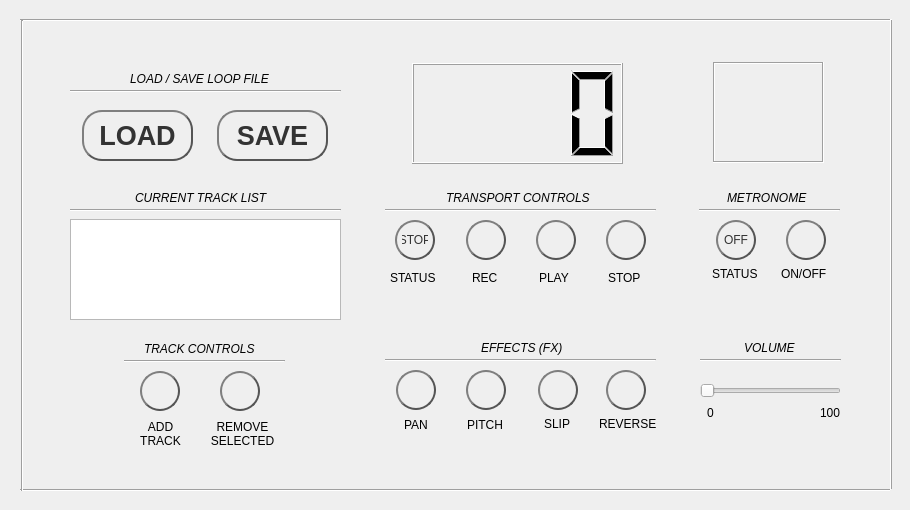
This is audnauseum/gui/looper.ui in AudNauseum/AudNauseum as Qt 5 draws it before an edit. The edited form follows.
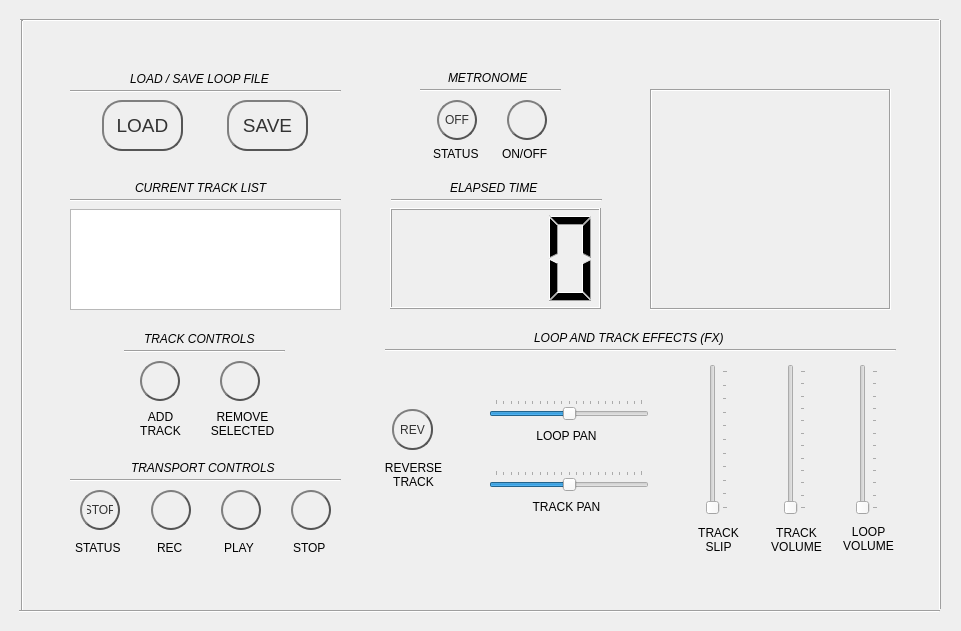
This is the edited form. Icons and pictures are not drawn.

Commit message: modified UI to have horizontal and vertical sliders to sound effects, added callbacks and stubs for all function calls to looper

The edit to the form file:
```diff
--- a/audnauseum/gui/looper.ui
+++ b/audnauseum/gui/looper.ui
@@ -6,8 +6,8 @@
    <rect>
     <x>0</x>
     <y>0</y>
-    <width>910</width>
-    <height>510</height>
+    <width>961</width>
+    <height>631</height>
    </rect>
   </property>
   <property name="windowTitle">
@@ -23,8 +23,8 @@
   <widget class="QLCDNumber" name="lcdNumber">
    <property name="geometry">
     <rect>
-     <x>412</x>
-     <y>63</y>
+     <x>390</x>
+     <y>208</y>
      <width>211</width>
      <height>101</height>
     </rect>
@@ -54,8 +54,8 @@
   <widget class="QPushButton" name="pushButton_record">
    <property name="geometry">
     <rect>
-     <x>466</x>
-     <y>220</y>
+     <x>151</x>
+     <y>490</y>
      <width>40</width>
      <height>40</height>
     </rect>
@@ -104,8 +104,8 @@
   <widget class="QPushButton" name="pushButton_play">
    <property name="geometry">
     <rect>
-     <x>536</x>
-     <y>220</y>
+     <x>221</x>
+     <y>490</y>
      <width>40</width>
      <height>40</height>
     </rect>
@@ -154,8 +154,8 @@
   <widget class="QPushButton" name="pushButton_stop">
    <property name="geometry">
     <rect>
-     <x>606</x>
-     <y>220</y>
+     <x>291</x>
+     <y>490</y>
      <width>40</width>
      <height>40</height>
     </rect>
@@ -204,8 +204,8 @@
   <widget class="QLabel" name="label_6">
    <property name="geometry">
     <rect>
-     <x>472</x>
-     <y>270</y>
+     <x>157</x>
+     <y>540</y>
      <width>31</width>
      <height>16</height>
     </rect>
@@ -217,8 +217,8 @@
   <widget class="QLabel" name="label_7">
    <property name="geometry">
     <rect>
-     <x>539</x>
-     <y>270</y>
+     <x>224</x>
+     <y>540</y>
      <width>31</width>
      <height>16</height>
     </rect>
@@ -230,8 +230,8 @@
   <widget class="QLabel" name="label_8">
    <property name="geometry">
     <rect>
-     <x>608</x>
-     <y>270</y>
+     <x>293</x>
+     <y>540</y>
      <width>41</width>
      <height>16</height>
     </rect>
@@ -244,7 +244,7 @@
    <property name="geometry">
     <rect>
      <x>140</x>
-     <y>371</y>
+     <y>361</y>
      <width>40</width>
      <height>40</height>
     </rect>
@@ -294,7 +294,7 @@
    <property name="geometry">
     <rect>
      <x>130</x>
-     <y>418</y>
+     <y>408</y>
      <width>61</width>
      <height>31</height>
     </rect>
@@ -313,7 +313,7 @@
    <property name="geometry">
     <rect>
      <x>207</x>
-     <y>418</y>
+     <y>408</y>
      <width>71</width>
      <height>31</height>
     </rect>
@@ -332,7 +332,7 @@
    <property name="geometry">
     <rect>
      <x>220</x>
-     <y>371</y>
+     <y>361</y>
      <width>40</width>
      <height>40</height>
     </rect>
@@ -383,7 +383,7 @@
     <rect>
      <x>20</x>
      <y>10</y>
-     <width>871</width>
+     <width>921</width>
      <height>20</height>
     </rect>
    </property>
@@ -391,152 +391,13 @@
     <enum>Qt::Horizontal</enum>
    </property>
   </widget>
-  <widget class="QLabel" name="label_5">
-   <property name="geometry">
-    <rect>
-     <x>599</x>
-     <y>416</y>
-     <width>61</width>
-     <height>16</height>
-    </rect>
-   </property>
-   <property name="text">
-    <string>REVERSE</string>
-   </property>
-  </widget>
-  <widget class="QLabel" name="label_4">
-   <property name="geometry">
-    <rect>
-     <x>544</x>
-     <y>414</y>
-     <width>31</width>
-     <height>20</height>
-    </rect>
-   </property>
-   <property name="text">
-    <string>SLIP</string>
-   </property>
-  </widget>
-  <widget class="QLabel" name="label_3">
-   <property name="geometry">
-    <rect>
-     <x>467</x>
-     <y>414</y>
-     <width>41</width>
-     <height>21</height>
-    </rect>
-   </property>
-   <property name="text">
-    <string>PITCH</string>
-   </property>
-  </widget>
-  <widget class="QPushButton" name="pushButton_pitch">
-   <property name="geometry">
-    <rect>
-     <x>466</x>
-     <y>370</y>
-     <width>40</width>
-     <height>40</height>
-    </rect>
-   </property>
-   <property name="minimumSize">
-    <size>
-     <width>40</width>
-     <height>40</height>
-    </size>
-   </property>
-   <property name="styleSheet">
-    <string notr="true">QPushButton {
-    color: #333;
-    border: 2px solid #555;
-    border-radius: 20px;
-    border-style: outset;
-    background: qradialgradient(
-        cx: 0.3, cy: -0.4, fx: 0.3, fy: -0.4,
-        radius: 1.35, stop: 0 #fff, stop: 1 #111
-        );
-    padding: 5px;
-    }
-
-QPushButton:hover {
-    background: qradialgradient(
-        cx: 0.3, cy: -0.4, fx: 0.3, fy: -0.4,
-        radius: 1.35, stop: 0 #fff, stop: 1 #bbb
-        );
-    }
-
-QPushButton:pressed {
-    border-style: inset;
-    background: qradialgradient(
-        cx: 0.4, cy: -0.1, fx: 0.4, fy: -0.1,
-        radius: 1.35, stop: 0 #fff, stop: 1 #ddd
-        );
-    }</string>
-   </property>
-   <property name="text">
-    <string/>
-   </property>
-   <property name="checkable">
-    <bool>true</bool>
-   </property>
-  </widget>
-  <widget class="QPushButton" name="pushButton_slip">
-   <property name="geometry">
-    <rect>
-     <x>538</x>
-     <y>370</y>
-     <width>40</width>
-     <height>40</height>
-    </rect>
-   </property>
-   <property name="minimumSize">
-    <size>
-     <width>40</width>
-     <height>40</height>
-    </size>
-   </property>
-   <property name="styleSheet">
-    <string notr="true">QPushButton {
-    color: #333;
-    border: 2px solid #555;
-    border-radius: 20px;
-    border-style: outset;
-    background: qradialgradient(
-        cx: 0.3, cy: -0.4, fx: 0.3, fy: -0.4,
-        radius: 1.35, stop: 0 #fff, stop: 1 #111
-        );
-    padding: 5px;
-    }
-
-QPushButton:hover {
-    background: qradialgradient(
-        cx: 0.3, cy: -0.4, fx: 0.3, fy: -0.4,
-        radius: 1.35, stop: 0 #fff, stop: 1 #bbb
-        );
-    }
-
-QPushButton:pressed {
-    border-style: inset;
-    background: qradialgradient(
-        cx: 0.4, cy: -0.1, fx: 0.4, fy: -0.1,
-        radius: 1.35, stop: 0 #fff, stop: 1 #ddd
-        );
-    }</string>
-   </property>
-   <property name="text">
-    <string/>
-   </property>
-   <property name="checkable">
-    <bool>true</bool>
-   </property>
-  </widget>
   <widget class="QPushButton" name="pushButton_reverse">
    <property name="geometry">
     <rect>
-     <x>606</x>
-     <y>370</y>
-     <width>40</width>
-     <height>40</height>
+     <x>392</x>
+     <y>409</y>
+     <width>41</width>
+     <height>41</height>
     </rect>
    </property>
    <property name="minimumSize">
@@ -545,56 +406,12 @@
      <height>40</height>
     </size>
    </property>
-   <property name="styleSheet">
-    <string notr="true">QPushButton {
-    color: #333;
-    border: 2px solid #555;
-    border-radius: 20px;
-    border-style: outset;
-    background: qradialgradient(
-        cx: 0.3, cy: -0.4, fx: 0.3, fy: -0.4,
-        radius: 1.35, stop: 0 #fff, stop: 1 #111
-        );
-    padding: 5px;
-    }
-
-QPushButton:hover {
-    background: qradialgradient(
-        cx: 0.3, cy: -0.4, fx: 0.3, fy: -0.4,
-        radius: 1.35, stop: 0 #fff, stop: 1 #bbb
-        );
-    }
-
-QPushButton:pressed {
-    border-style: inset;
-    background: qradialgradient(
-        cx: 0.4, cy: -0.1, fx: 0.4, fy: -0.1,
-        radius: 1.35, stop: 0 #fff, stop: 1 #ddd
-        );
-    }</string>
+   <property name="font">
+    <font>
+     <weight>50</weight>
+     <bold>false</bold>
+    </font>
    </property>
-   <property name="text">
-    <string/>
-   </property>
-   <property name="checkable">
-    <bool>true</bool>
-   </property>
-  </widget>
-  <widget class="QPushButton" name="pushButton_pan_beats">
-   <property name="geometry">
-    <rect>
-     <x>396</x>
-     <y>370</y>
-     <width>40</width>
-     <height>40</height>
-    </rect>
-   </property>
-   <property name="minimumSize">
-    <size>
-     <width>40</width>
-     <height>40</height>
-    </size>
-   </property>
    <property name="styleSheet">
     <string notr="true">QPushButton {
     color: #333;
@@ -603,7 +420,7 @@
     border-style: outset;
     background: qradialgradient(
         cx: 0.3, cy: -0.4, fx: 0.3, fy: -0.4,
-        radius: 1.35, stop: 0 #fff, stop: 1 #111
+        radius: 1.35, stop: 0 #fff, stop: 1 #E41
         );
     padding: 5px;
     }
@@ -624,30 +441,17 @@
     }</string>
    </property>
    <property name="text">
-    <string/>
+    <string>REV</string>
    </property>
    <property name="checkable">
     <bool>true</bool>
    </property>
   </widget>
-  <widget class="QLabel" name="label_16">
-   <property name="geometry">
-    <rect>
-     <x>404</x>
-     <y>414</y>
-     <width>31</width>
-     <height>21</height>
-    </rect>
-   </property>
-   <property name="text">
-    <string>PAN</string>
-   </property>
-  </widget>
   <widget class="Line" name="line_2">
    <property name="geometry">
     <rect>
-     <x>385</x>
-     <y>200</y>
+     <x>70</x>
+     <y>470</y>
      <width>271</width>
      <height>20</height>
     </rect>
@@ -659,8 +463,8 @@
   <widget class="QLabel" name="label">
    <property name="geometry">
     <rect>
-     <x>446</x>
-     <y>190</y>
+     <x>131</x>
+     <y>460</y>
      <width>161</width>
      <height>16</height>
     </rect>
@@ -677,9 +481,9 @@
   <widget class="QLabel" name="label_2">
    <property name="geometry">
     <rect>
-     <x>481</x>
-     <y>340</y>
-     <width>91</width>
+     <x>534</x>
+     <y>330</y>
+     <width>201</width>
      <height>16</height>
     </rect>
    </property>
@@ -689,7 +493,7 @@
     </font>
    </property>
    <property name="text">
-    <string>EFFECTS (FX)</string>
+    <string>LOOP AND TRACK EFFECTS (FX)</string>
    </property>
   </widget>
   <widget class="QPushButton" name="pushButton_metro_indicator">
@@ -698,8 +502,8 @@
    </property>
    <property name="geometry">
     <rect>
-     <x>716</x>
-     <y>220</y>
+     <x>437</x>
+     <y>100</y>
      <width>40</width>
      <height>40</height>
     </rect>
@@ -750,8 +554,8 @@
   <widget class="QLabel" name="label_19">
    <property name="geometry">
     <rect>
-     <x>781</x>
-     <y>266</y>
+     <x>502</x>
+     <y>146</y>
      <width>51</width>
      <height>16</height>
     </rect>
@@ -763,8 +567,8 @@
   <widget class="QPushButton" name="pushButton_metro_on_off">
    <property name="geometry">
     <rect>
-     <x>786</x>
-     <y>220</y>
+     <x>507</x>
+     <y>100</y>
      <width>40</width>
      <height>40</height>
     </rect>
@@ -813,8 +617,8 @@
   <widget class="Line" name="line_5">
    <property name="geometry">
     <rect>
-     <x>699</x>
-     <y>200</y>
+     <x>420</x>
+     <y>80</y>
      <width>141</width>
      <height>20</height>
     </rect>
@@ -826,8 +630,8 @@
   <widget class="QLabel" name="label_20">
    <property name="geometry">
     <rect>
-     <x>727</x>
-     <y>190</y>
+     <x>448</x>
+     <y>70</y>
      <width>91</width>
      <height>16</height>
     </rect>
@@ -844,9 +648,9 @@
   <widget class="Line" name="line_6">
    <property name="geometry">
     <rect>
-     <x>20</x>
-     <y>480</y>
-     <width>871</width>
+     <x>19</x>
+     <y>601</y>
+     <width>921</width>
      <height>20</height>
     </rect>
    </property>
@@ -860,7 +664,7 @@
      <x>12</x>
      <y>20</y>
      <width>20</width>
-     <height>471</height>
+     <height>591</height>
     </rect>
    </property>
    <property name="orientation">
@@ -870,10 +674,10 @@
   <widget class="Line" name="line_8">
    <property name="geometry">
     <rect>
-     <x>881</x>
+     <x>930</x>
      <y>19</y>
      <width>20</width>
-     <height>471</height>
+     <height>591</height>
     </rect>
    </property>
    <property name="frameShadow">
@@ -889,8 +693,8 @@
    </property>
    <property name="geometry">
     <rect>
-     <x>395</x>
-     <y>220</y>
+     <x>80</x>
+     <y>490</y>
      <width>40</width>
      <height>40</height>
     </rect>
@@ -941,8 +745,8 @@
   <widget class="QLabel" name="label_13">
    <property name="geometry">
     <rect>
-     <x>390</x>
-     <y>270</y>
+     <x>75</x>
+     <y>540</y>
      <width>61</width>
      <height>16</height>
     </rect>
@@ -954,8 +758,8 @@
   <widget class="QLabel" name="label_18">
    <property name="geometry">
     <rect>
-     <x>712</x>
-     <y>266</y>
+     <x>433</x>
+     <y>146</y>
      <width>61</width>
      <height>16</height>
     </rect>
@@ -968,7 +772,7 @@
    <property name="geometry">
     <rect>
      <x>70</x>
-     <y>219</y>
+     <y>209</y>
      <width>271</width>
      <height>101</height>
     </rect>
@@ -978,7 +782,7 @@
    <property name="geometry">
     <rect>
      <x>135</x>
-     <y>190</y>
+     <y>180</y>
      <width>171</width>
      <height>16</height>
     </rect>
@@ -996,7 +800,7 @@
    <property name="geometry">
     <rect>
      <x>70</x>
-     <y>200</y>
+     <y>190</y>
      <width>271</width>
      <height>20</height>
     </rect>
@@ -1026,9 +830,9 @@
   <widget class="QPushButton" name="pushButton_save_file">
    <property name="geometry">
     <rect>
-     <x>217</x>
-     <y>110</y>
-     <width>111</width>
+     <x>227</x>
+     <y>100</y>
+     <width>81</width>
      <height>51</height>
     </rect>
    </property>
@@ -1040,10 +844,10 @@
    </property>
    <property name="font">
     <font>
-     <pointsize>20</pointsize>
-     <weight>75</weight>
+     <pointsize>14</pointsize>
+     <weight>50</weight>
      <italic>false</italic>
-     <bold>true</bold>
+     <bold>false</bold>
      <underline>false</underline>
      <strikeout>false</strikeout>
     </font>
@@ -1099,9 +903,9 @@
   <widget class="QPushButton" name="pushButton_load_file">
    <property name="geometry">
     <rect>
-     <x>82</x>
-     <y>110</y>
-     <width>111</width>
+     <x>102</x>
+     <y>100</y>
+     <width>81</width>
      <height>51</height>
     </rect>
    </property>
@@ -1113,10 +917,10 @@
    </property>
    <property name="font">
     <font>
-     <pointsize>20</pointsize>
-     <weight>75</weight>
+     <pointsize>14</pointsize>
+     <weight>50</weight>
      <italic>false</italic>
-     <bold>true</bold>
+     <bold>false</bold>
      <underline>false</underline>
      <strikeout>false</strikeout>
     </font>
@@ -1160,7 +964,7 @@
    <property name="geometry">
     <rect>
      <x>124</x>
-     <y>351</y>
+     <y>341</y>
      <width>161</width>
      <height>20</height>
     </rect>
@@ -1173,7 +977,7 @@
    <property name="geometry">
     <rect>
      <x>144</x>
-     <y>341</y>
+     <y>331</y>
      <width>121</width>
      <height>16</height>
     </rect>
@@ -1191,55 +995,8 @@
    <property name="geometry">
     <rect>
      <x>385</x>
-     <y>350</y>
-     <width>271</width>
-     <height>20</height>
-    </rect>
-   </property>
-   <property name="orientation">
-    <enum>Qt::Horizontal</enum>
-   </property>
-  </widget>
-  <widget class="QSlider" name="volumeSlider">
-   <property name="geometry">
-    <rect>
-     <x>700</x>
-     <y>380</y>
-     <width>141</width>
-     <height>21</height>
-    </rect>
-   </property>
-   <property name="maximum">
-    <number>100</number>
-   </property>
-   <property name="orientation">
-    <enum>Qt::Horizontal</enum>
-   </property>
-  </widget>
-  <widget class="QLabel" name="label_21">
-   <property name="geometry">
-    <rect>
-     <x>744</x>
      <y>340</y>
-     <width>61</width>
-     <height>16</height>
-    </rect>
-   </property>
-   <property name="font">
-    <font>
-     <italic>true</italic>
-    </font>
-   </property>
-   <property name="text">
-    <string>VOLUME</string>
-   </property>
-  </widget>
-  <widget class="Line" name="line_9">
-   <property name="geometry">
-    <rect>
-     <x>700</x>
-     <y>350</y>
-     <width>141</width>
+     <width>511</width>
      <height>20</height>
     </rect>
    </property>
@@ -1247,39 +1004,13 @@
     <enum>Qt::Horizontal</enum>
    </property>
   </widget>
-  <widget class="QLabel" name="label_23">
-   <property name="geometry">
-    <rect>
-     <x>707</x>
-     <y>405</y>
-     <width>16</width>
-     <height>16</height>
-    </rect>
-   </property>
-   <property name="text">
-    <string>0</string>
-   </property>
-  </widget>
-  <widget class="QLabel" name="label_24">
-   <property name="geometry">
-    <rect>
-     <x>820</x>
-     <y>405</y>
-     <width>31</width>
-     <height>16</height>
-    </rect>
-   </property>
-   <property name="text">
-    <string>100</string>
-   </property>
-  </widget>
   <widget class="QLabel" name="label_11">
    <property name="geometry">
     <rect>
-     <x>713</x>
-     <y>62</y>
-     <width>111</width>
-     <height>101</height>
+     <x>650</x>
+     <y>89</y>
+     <width>241</width>
+     <height>221</height>
     </rect>
    </property>
    <property name="font">
@@ -1309,6 +1040,280 @@
     <bool>true</bool>
    </property>
   </widget>
+  <widget class="Line" name="line_10">
+   <property name="geometry">
+    <rect>
+     <x>391</x>
+     <y>190</y>
+     <width>211</width>
+     <height>20</height>
+    </rect>
+   </property>
+   <property name="orientation">
+    <enum>Qt::Horizontal</enum>
+   </property>
+  </widget>
+  <widget class="QLabel" name="label_12">
+   <property name="geometry">
+    <rect>
+     <x>450</x>
+     <y>180</y>
+     <width>101</width>
+     <height>16</height>
+    </rect>
+   </property>
+   <property name="font">
+    <font>
+     <italic>true</italic>
+    </font>
+   </property>
+   <property name="text">
+    <string>ELAPSED TIME</string>
+   </property>
+  </widget>
+  <widget class="QSlider" name="loopVolume">
+   <property name="geometry">
+    <rect>
+     <x>856</x>
+     <y>364</y>
+     <width>22</width>
+     <height>151</height>
+    </rect>
+   </property>
+   <property name="maximum">
+    <number>11</number>
+   </property>
+   <property name="orientation">
+    <enum>Qt::Vertical</enum>
+   </property>
+   <property name="tickPosition">
+    <enum>QSlider::TicksBelow</enum>
+   </property>
+   <property name="tickInterval">
+    <number>1</number>
+   </property>
+  </widget>
+  <widget class="QLabel" name="label_23">
+   <property name="geometry">
+    <rect>
+     <x>838</x>
+     <y>523</y>
+     <width>61</width>
+     <height>31</height>
+    </rect>
+   </property>
+   <property name="font">
+    <font>
+     <italic>false</italic>
+    </font>
+   </property>
+   <property name="text">
+    <string>LOOP VOLUME</string>
+   </property>
+   <property name="alignment">
+    <set>Qt::AlignCenter</set>
+   </property>
+   <property name="wordWrap">
+    <bool>true</bool>
+   </property>
+  </widget>
+  <widget class="QLabel" name="label_24">
+   <property name="geometry">
+    <rect>
+     <x>526</x>
+     <y>428</y>
+     <width>81</width>
+     <height>16</height>
+    </rect>
+   </property>
+   <property name="text">
+    <string>LOOP PAN</string>
+   </property>
+   <property name="alignment">
+    <set>Qt::AlignCenter</set>
+   </property>
+   <property name="wordWrap">
+    <bool>true</bool>
+   </property>
+  </widget>
+  <widget class="QSlider" name="trackVolume">
+   <property name="geometry">
+    <rect>
+     <x>784</x>
+     <y>364</y>
+     <width>22</width>
+     <height>151</height>
+    </rect>
+   </property>
+   <property name="maximum">
+    <number>11</number>
+   </property>
+   <property name="orientation">
+    <enum>Qt::Vertical</enum>
+   </property>
+   <property name="tickPosition">
+    <enum>QSlider::TicksBelow</enum>
+   </property>
+   <property name="tickInterval">
+    <number>1</number>
+   </property>
+  </widget>
+  <widget class="QLabel" name="label_25">
+   <property name="geometry">
+    <rect>
+     <x>766</x>
+     <y>524</y>
+     <width>61</width>
+     <height>31</height>
+    </rect>
+   </property>
+   <property name="font">
+    <font>
+     <italic>false</italic>
+    </font>
+   </property>
+   <property name="text">
+    <string>TRACK VOLUME</string>
+   </property>
+   <property name="alignment">
+    <set>Qt::AlignCenter</set>
+   </property>
+   <property name="wordWrap">
+    <bool>true</bool>
+   </property>
+  </widget>
+  <widget class="QLabel" name="label_14">
+   <property name="geometry">
+    <rect>
+     <x>693</x>
+     <y>524</y>
+     <width>51</width>
+     <height>31</height>
+    </rect>
+   </property>
+   <property name="text">
+    <string>TRACK SLIP</string>
+   </property>
+   <property name="alignment">
+    <set>Qt::AlignCenter</set>
+   </property>
+   <property name="wordWrap">
+    <bool>true</bool>
+   </property>
+  </widget>
+  <widget class="QSlider" name="loopPan">
+   <property name="geometry">
+    <rect>
+     <x>489</x>
+     <y>399</y>
+     <width>160</width>
+     <height>22</height>
+    </rect>
+   </property>
+   <property name="minimum">
+    <number>-10</number>
+   </property>
+   <property name="maximum">
+    <number>10</number>
+   </property>
+   <property name="orientation">
+    <enum>Qt::Horizontal</enum>
+   </property>
+   <property name="tickPosition">
+    <enum>QSlider::TicksAbove</enum>
+   </property>
+   <property name="tickInterval">
+    <number>1</number>
+   </property>
+  </widget>
+  <widget class="QLabel" name="label_26">
+   <property name="geometry">
+    <rect>
+     <x>526</x>
+     <y>499</y>
+     <width>81</width>
+     <height>16</height>
+    </rect>
+   </property>
+   <property name="text">
+    <string>TRACK PAN</string>
+   </property>
+   <property name="alignment">
+    <set>Qt::AlignCenter</set>
+   </property>
+   <property name="wordWrap">
+    <bool>true</bool>
+   </property>
+  </widget>
+  <widget class="QSlider" name="trackPan">
+   <property name="geometry">
+    <rect>
+     <x>489</x>
+     <y>470</y>
+     <width>160</width>
+     <height>22</height>
+    </rect>
+   </property>
+   <property name="minimum">
+    <number>-10</number>
+   </property>
+   <property name="maximum">
+    <number>10</number>
+   </property>
+   <property name="orientation">
+    <enum>Qt::Horizontal</enum>
+   </property>
+   <property name="tickPosition">
+    <enum>QSlider::TicksAbove</enum>
+   </property>
+   <property name="tickInterval">
+    <number>1</number>
+   </property>
+  </widget>
+  <widget class="QSlider" name="trackSlip">
+   <property name="geometry">
+    <rect>
+     <x>706</x>
+     <y>364</y>
+     <width>22</width>
+     <height>151</height>
+    </rect>
+   </property>
+   <property name="maximum">
+    <number>10</number>
+   </property>
+   <property name="singleStep">
+    <number>1</number>
+   </property>
+   <property name="orientation">
+    <enum>Qt::Vertical</enum>
+   </property>
+   <property name="tickPosition">
+    <enum>QSlider::TicksBelow</enum>
+   </property>
+   <property name="tickInterval">
+    <number>1</number>
+   </property>
+  </widget>
+  <widget class="QLabel" name="label_16">
+   <property name="geometry">
+    <rect>
+     <x>383</x>
+     <y>454</y>
+     <width>61</width>
+     <height>41</height>
+    </rect>
+   </property>
+   <property name="text">
+    <string>REVERSE TRACK</string>
+   </property>
+   <property name="alignment">
+    <set>Qt::AlignCenter</set>
+   </property>
+   <property name="wordWrap">
+    <bool>true</bool>
+   </property>
+  </widget>
  </widget>
  <resources/>
  <connections/>
```
The commit also changes 1 other file.
